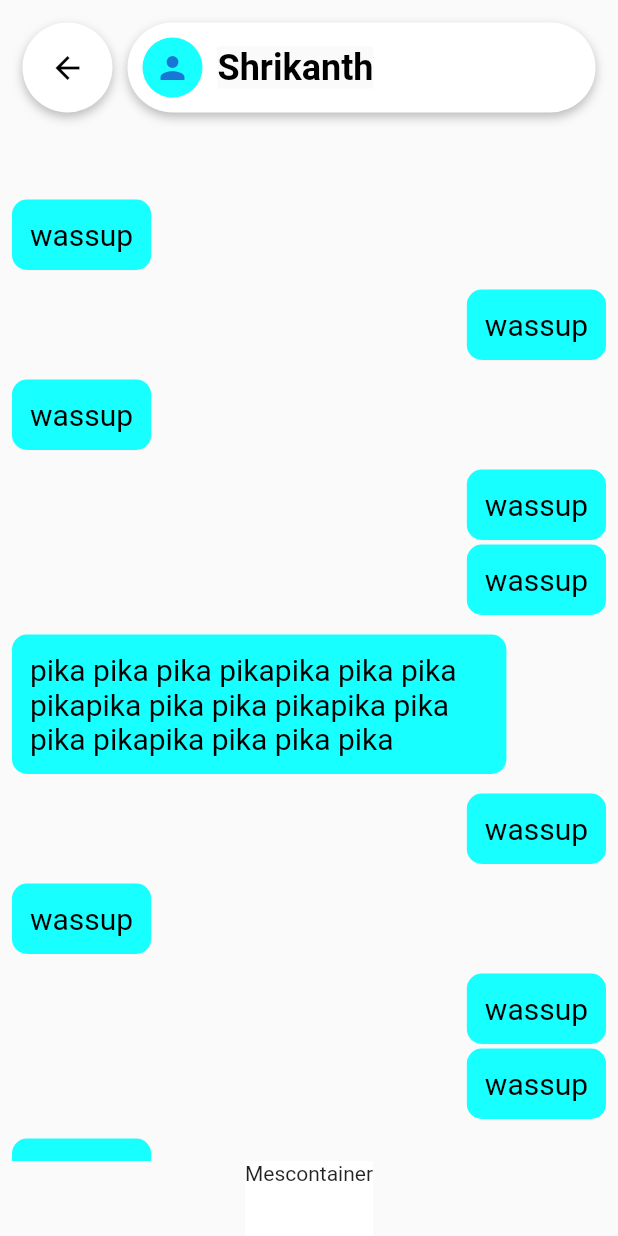
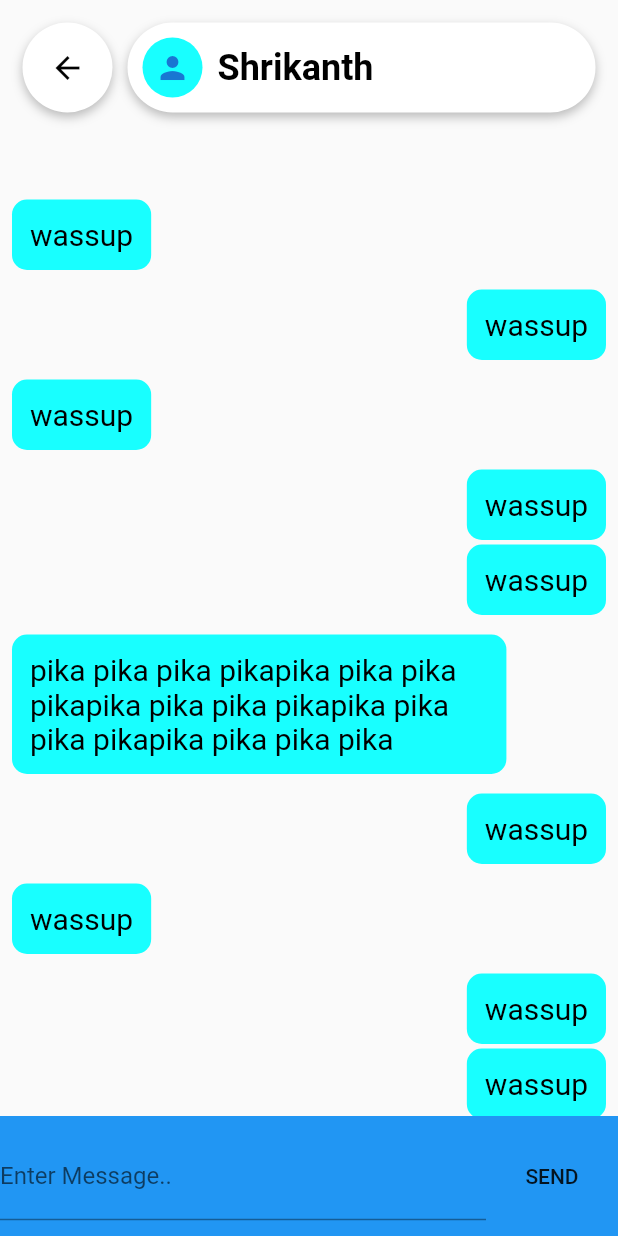
Before and after one commit to megashrieks/flutter-messenger, a Flutter app: the screen it shows after launch, after a tap on "Shrikanth", on a phone screen of 412 x 824 dp. Run offline on Flutter 3.47's test engine with Material 2 defaults, Android fonts, the phone set to English and light mode, and no system bars.

Commit message:
Added message textfield and resolved the keyboard over textfield glitch

```diff
--- a/lib/pages/ConversationView.dart
+++ b/lib/pages/ConversationView.dart
@@ -35,7 +35,7 @@ class _ConversationViewState extends State<ConversationView> {
 
   @override
   Widget build(BuildContext context) {
-    return ListView(
+    return Column(
       children: <Widget>[
         SizedBox(height: 120.0),
         Column(
--- /dev/null
+++ b/lib/pages/CustomAppBar.dart
@@ -0,0 +1,90 @@
+import 'package:flutter/material.dart';
+import 'package:messenger/utils/MessageItem.dart';
+class CustomAppBar extends StatelessWidget {
+  final MessageItem identifier;
+
+  CustomAppBar({this.identifier});
+
+  @override
+  Widget build(BuildContext context) {
+    return Positioned(
+      top: 0,
+      left: 0,
+      right: 0,
+      child: Padding(
+        padding: EdgeInsets.all(15.0),
+        child: Row(
+          children: [
+            Container(
+              width: 60.0,
+              height: 60.0,
+              decoration: BoxDecoration(
+                shape: BoxShape.circle,
+                color: Theme.of(context).primaryColor,
+                boxShadow: [
+                  BoxShadow(
+                    color: Colors.black26,
+                    blurRadius: 5.0,
+                    offset: Offset(0.0, 3.0),
+                  ),
+                ],
+              ),
+              child: Material(
+                color: Colors.transparent,
+                child: InkWell(
+                  borderRadius: BorderRadius.circular(30.0),
+                  onTap: () => Navigator.of(context).pop(),
+                  child: Icon(
+                    Icons.arrow_back,
+                    color: Colors.black,
+                  ),
+                ),
+              ),
+            ),
+            Expanded(
+              child: Container(
+                height: 60.0,
+                margin: EdgeInsets.only(left: 10.0),
+                decoration: BoxDecoration(
+                  boxShadow: [
+                    BoxShadow(
+                      color: Colors.black26,
+                      blurRadius: 5.0,
+                      offset: Offset(0.0, 3.0),
+                    ),
+                  ],
+                  borderRadius: BorderRadius.all(Radius.circular(30.0)),
+                  color: Theme.of(context).primaryColor,
+                ),
+                child: Padding(
+                  padding: const EdgeInsets.symmetric(horizontal: 10.0),
+                  child: Row(
+                    children: <Widget>[
+                      Hero(
+                        tag: identifier.name + "-avatar",
+                        child: CircleAvatar(
+                          radius: 20,
+                          backgroundColor: Theme.of(context).accentColor,
+                          child: Icon(Icons.person),
+                        ),
+                      ),
+                      SizedBox(width: 10.0),
+                      Text(
+                        identifier.name,
+                        style: TextStyle(
+                          color: Colors.black,
+                          fontSize: 24.0,
+                          fontWeight: FontWeight.bold,
+                        ),
+                      ),
+                    ],
+                  ),
+                ),
+              ),
+            ),
+          ],
+        ),
+      ),
+    );
+  }
+}
--- a/lib/pages/MessageItemView.dart
+++ b/lib/pages/MessageItemView.dart
@@ -45,17 +45,11 @@ class MessageItemView extends StatelessWidget {
                     crossAxisAlignment: CrossAxisAlignment.start,
                     mainAxisAlignment: MainAxisAlignment.center,
                     children: [
-                      Hero(
-                        tag:messageItem.name+"-name",
-                        child: Material(
-
-                          child: Text(
-                            messageItem.name,
-                            style: TextStyle(
-                              fontSize: 24.0,
-                              fontWeight: FontWeight.bold,
-                            ),
-                          ),
+                      Text(
+                        messageItem.name,
+                        style: TextStyle(
+                          fontSize: 24.0,
+                          fontWeight: FontWeight.bold,
                         ),
                       ),
                       Padding(
--- a/lib/pages/Messages.dart
+++ b/lib/pages/Messages.dart
@@ -1,6 +1,8 @@
 import 'package:flutter/material.dart';
+import 'package:messenger/pages/ConversationView.dart';
+import 'package:messenger/pages/CustomAppBar.dart';
 import 'package:messenger/utils/MessageItem.dart';
-import 'package:messenger/pages/ConversationView.dart';
+
 class Messages extends StatefulWidget {
   @override
   _MessagesState createState() => _MessagesState();
@@ -11,121 +13,36 @@ class _MessagesState extends State<Messages> {
   Widget build(BuildContext context) {
     Map arguments = ModalRoute.of(context).settings.arguments;
     MessageItem identifier = arguments["identifier"];
-    print(identifier.name);
-    return Material(
-      child: SafeArea(
-        child: Container(
-          child: Stack(
-            children: [
-              Column(
-                children: <Widget>[
-                  Expanded(
-                    child: Container(
-                      width: double.infinity,
-                      child: ConversationView(),
-                    ),
-                  ),
-                  Container(
-                      height: 50.0,
-                      color: Colors.white,
-                      child: Text("Mescontainer"),
-                  ),
-                ],
-              ),
-              CustomAppBar(identifier: identifier),
-            ],
-          ),
-        ),
-      ),
-    );
-  }
-}
-
-class CustomAppBar extends StatelessWidget {
-  final MessageItem identifier;
-
-  CustomAppBar({this.identifier});
-
-  @override
-  Widget build(BuildContext context) {
-    return Positioned(
-      top: 0,
-      left: 0,
-      right: 0,
-      child: Padding(
-        padding: EdgeInsets.all(15.0),
-        child: Row(
+    return Scaffold(
+      body: SafeArea(
+        child: Stack(
           children: [
-            Container(
-              width: 60.0,
-              height: 60.0,
-              decoration: BoxDecoration(
-                shape: BoxShape.circle,
-                color: Theme.of(context).primaryColor,
-                boxShadow: [
-                  BoxShadow(
-                    color: Colors.black26,
-                    blurRadius: 5.0,
-                    offset: Offset(0.0, 3.0),
-                  ),
-                ],
-              ),
-              child: Material(
-                color: Colors.transparent,
-                child: InkWell(
-                  borderRadius: BorderRadius.circular(30.0),
-                  onTap: () => Navigator.of(context).pop(),
-                  child: Icon(
-                    Icons.arrow_back,
-                    color: Colors.black,
-                  ),
-                ),
-              ),
-            ),
-            Expanded(
-              child: Container(
-                height: 60.0,
-                margin: EdgeInsets.only(left: 10.0),
-                decoration: BoxDecoration(
-                  boxShadow: [
-                    BoxShadow(
-                      color: Colors.black26,
-                      blurRadius: 5.0,
-                      offset: Offset(0.0, 3.0),
-                    ),
-                  ],
-                  borderRadius: BorderRadius.all(Radius.circular(30.0)),
-                  color: Theme.of(context).primaryColor,
-                ),
-                child: Padding(
-                  padding: const EdgeInsets.symmetric(horizontal: 10.0),
+            Column(
+              children:[
+                Expanded(child: SingleChildScrollView(child: ConversationView())),
+                Container(
+                  height:80.0,
+                  color:Colors.blue,
                   child: Row(
                     children: <Widget>[
-                      Hero(
-                        tag: identifier.name + "-avatar",
-                        child: CircleAvatar(
-                          radius: 20,
-                          backgroundColor: Theme.of(context).accentColor,
-                          child: Icon(Icons.person),
-                        ),
-                      ),
-                      SizedBox(width: 10.0),
-                      Hero(
-                        tag: identifier.name + "-name",
-                        child: Material(
-                          child: Text(
-                            identifier.name,
-                            style: TextStyle(
-                                color: Colors.black,
-                                fontSize: 24.0,
-                                fontWeight: FontWeight.bold),
+                      Expanded(
+                        child: TextField(
+                          decoration: InputDecoration(
+                            labelText: "Enter Message..",
                           ),
                         ),
                       ),
+                      FlatButton(
+                        onPressed: (){},
+                        child: Text("SEND"),
+                      )
                     ],
                   ),
                 ),
-              ),
+              ],
+            ),
+            CustomAppBar(
+              identifier: identifier,
             ),
           ],
         ),
```
